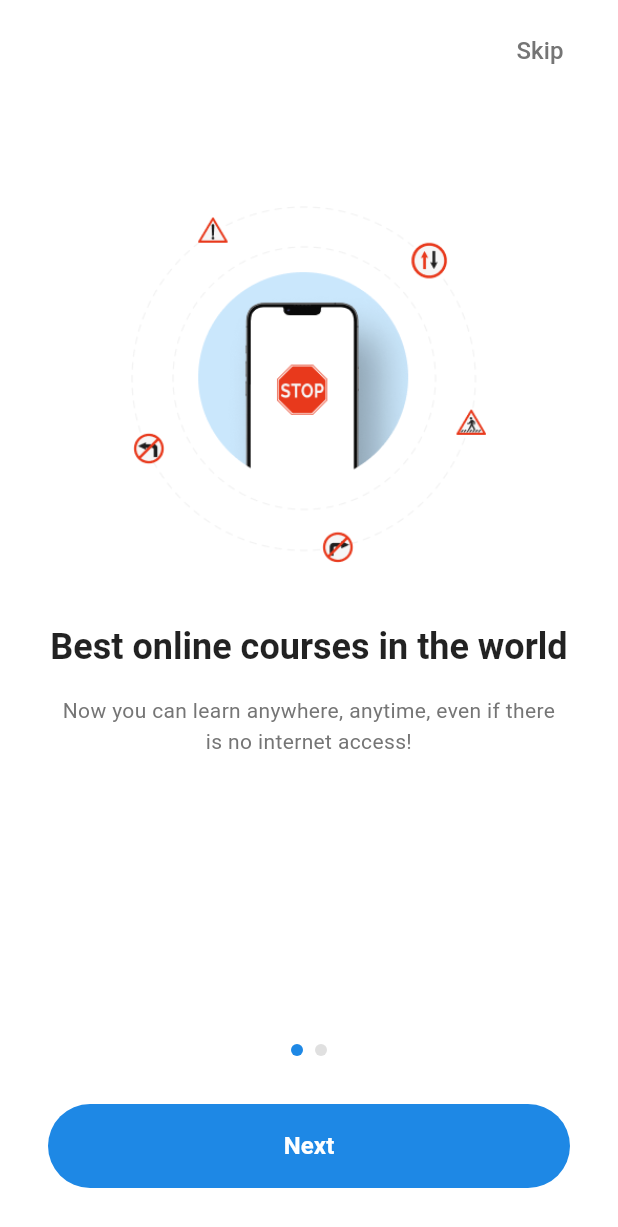
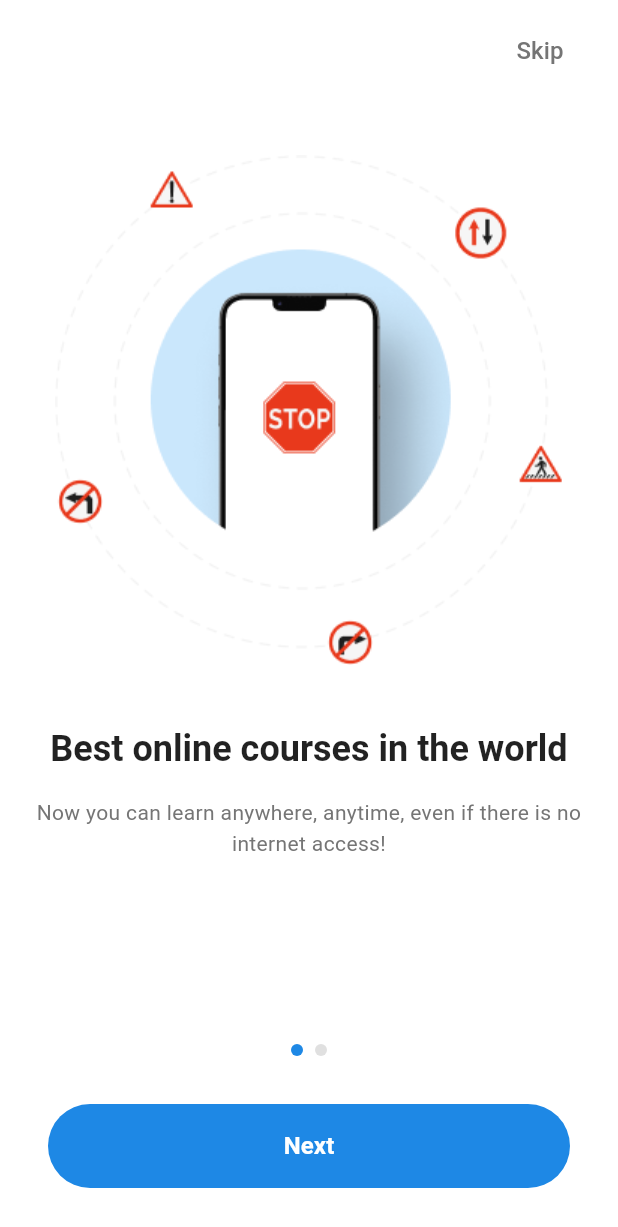
Before and after one commit to Farhan-S/sm_task, a Flutter app: the screen it shows after launch, on a phone screen of 412 x 824 dp. Shown: the top 1227 px of the screen. Run offline on Flutter 3.47's test engine with Material 3 defaults, Android fonts, the phone set to English and light mode, and no system bars; drawn by our look-alikes of smooth_page_indicator; our stand-ins replace equatable, flutter_bloc, flutter_spinkit, shared_preferences.

Commit message:
updated with state management and shared pref onboarding

```diff
--- a/lib/main.dart
+++ b/lib/main.dart
@@ -1,6 +1,8 @@
 import 'package:flutter/material.dart';
 import 'package:flutter/services.dart';
+import 'package:flutter_bloc/flutter_bloc.dart';
 
+import 'states/onboarding/onboarding_bloc.dart';
 import 'screens/splash_screen.dart';
 
 void main() {
@@ -25,7 +27,9 @@ class MyApp extends StatelessWidget {
 
   @override
   Widget build(BuildContext context) {
-    return MaterialApp(
+    return BlocProvider(
+      create: (context) => OnboardingBloc(),
+      child: MaterialApp(
         title: 'SM Task',
         theme: ThemeData(
           colorScheme: ColorScheme.fromSeed(seedColor: Colors.blue),
@@ -43,6 +47,7 @@ class MyApp extends StatelessWidget {
         ),
         home: const SplashScreen(),
         debugShowCheckedModeBanner: false,
+      ),
     );
   }
 }
--- a/lib/screens/onboarding_screen.dart
+++ b/lib/screens/onboarding_screen.dart
@@ -1,7 +1,10 @@
 import 'package:flutter/material.dart';
 import 'package:flutter/services.dart';
+import 'package:flutter_bloc/flutter_bloc.dart';
 import 'package:smooth_page_indicator/smooth_page_indicator.dart';
 
+import '../states/onboarding/onboarding_bloc.dart';
+import '../states/onboarding/onboarding_event.dart';
 import '../models/onboarding_data.dart';
 import '../widgets/onboarding_page_widget.dart';
 import '../widgets/primary_button.dart';
@@ -38,6 +41,9 @@ class _OnboardingScreenState extends State<OnboardingScreen> {
   }
 
   void _completeOnboarding() {
+    // Mark onboarding as completed in SharedPreferences
+    context.read<OnboardingBloc>().add(CompleteOnboarding());
+
     Navigator.of(context).pushReplacement(
       MaterialPageRoute(builder: (context) => const SignInScreen()),
     );
--- a/lib/screens/verify_code_screen.dart
+++ b/lib/screens/verify_code_screen.dart
@@ -95,9 +95,9 @@ class _VerifyCodeScreenState extends State<VerifyCodeScreen> {
       // Show success dialog
       SuccessDialog.show(
         context: context,
-        title: 'Password Reset Successful',
+        title: 'Success',
         message:
-            'Your password has been reset successfully. You can now sign in with your new password.',
+            'Your password is successfully created',
         buttonText: 'Continue',
         imagePath: 'lib/assets/images/list-3.png',
         onContinue: () {
--- /dev/null
+++ b/lib/states/onboarding/onboarding_event.dart
@@ -0,0 +1,12 @@
+import 'package:equatable/equatable.dart';
+
+abstract class OnboardingEvent extends Equatable {
+  const OnboardingEvent();
+
+  @override
+  List<Object> get props => [];
+}
+
+class CheckOnboardingStatus extends OnboardingEvent {}
+
+class CompleteOnboarding extends OnboardingEvent {}
--- /dev/null
+++ b/lib/states/onboarding/onboarding_state.dart
@@ -0,0 +1,16 @@
+import 'package:equatable/equatable.dart';
+
+abstract class OnboardingState extends Equatable {
+  const OnboardingState();
+
+  @override
+  List<Object> get props => [];
+}
+
+class OnboardingInitial extends OnboardingState {}
+
+class OnboardingLoading extends OnboardingState {}
+
+class OnboardingNotCompleted extends OnboardingState {}
+
+class OnboardingCompleted extends OnboardingState {}
--- a/lib/widgets/onboarding_page_widget.dart
+++ b/lib/widgets/onboarding_page_widget.dart
@@ -15,20 +15,14 @@ class OnboardingPageWidget extends StatelessWidget {
   @override
   Widget build(BuildContext context) {
     return Padding(
-      padding: const EdgeInsets.symmetric(horizontal: 32.0),
+      padding: const EdgeInsets.symmetric(horizontal: 16.0),
       child: Column(
         children: [
           const Spacer(flex: 1),
 
           // Image container
-          Flexible(
-            flex: 3,
-            child: SizedBox(
-              height: 280,
-              width: 280,
-              child: Image.asset(data.imagePath, fit: BoxFit.contain),
-            ),
-          ),
+          Image.asset(data.imagePath, fit: BoxFit.contain),
+
 
           const SizedBox(height: 40),
 
--- a/pubspec.yaml
+++ b/pubspec.yaml
@@ -33,6 +33,8 @@ dependencies:
   flutter_spinkit: ^5.2.2
   smooth_page_indicator: ^1.2.1
   shared_preferences: ^2.5.3
+  flutter_bloc: ^8.1.6
+  equatable: ^2.0.5
 
   # The following adds the Cupertino Icons font to your application.
   # Use with the CupertinoIcons class for iOS style icons.
```
Also changed, not shown: lib/screens/splash_screen.dart (+20 -4 lines), lib/states/onboarding/onboarding_bloc.dart (added, +48 -0 lines), lib/widgets/password_text_field.dart (+5 -2 lines), pubspec.lock. Lines whose indentation alone changed are shown as unchanged.
